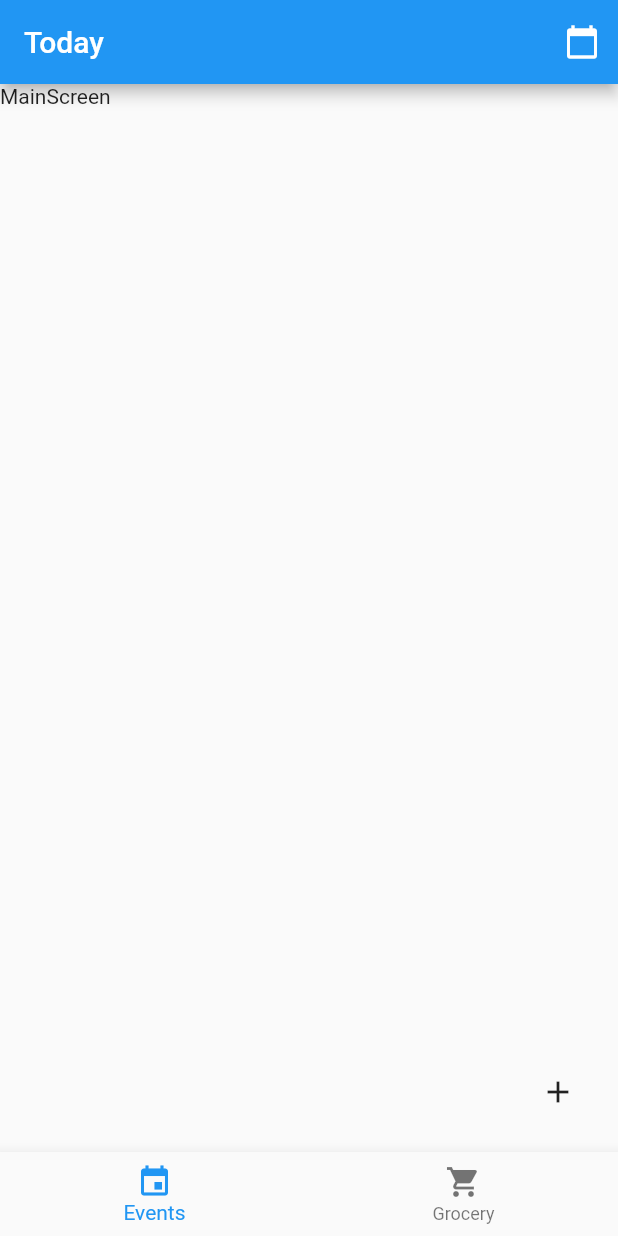
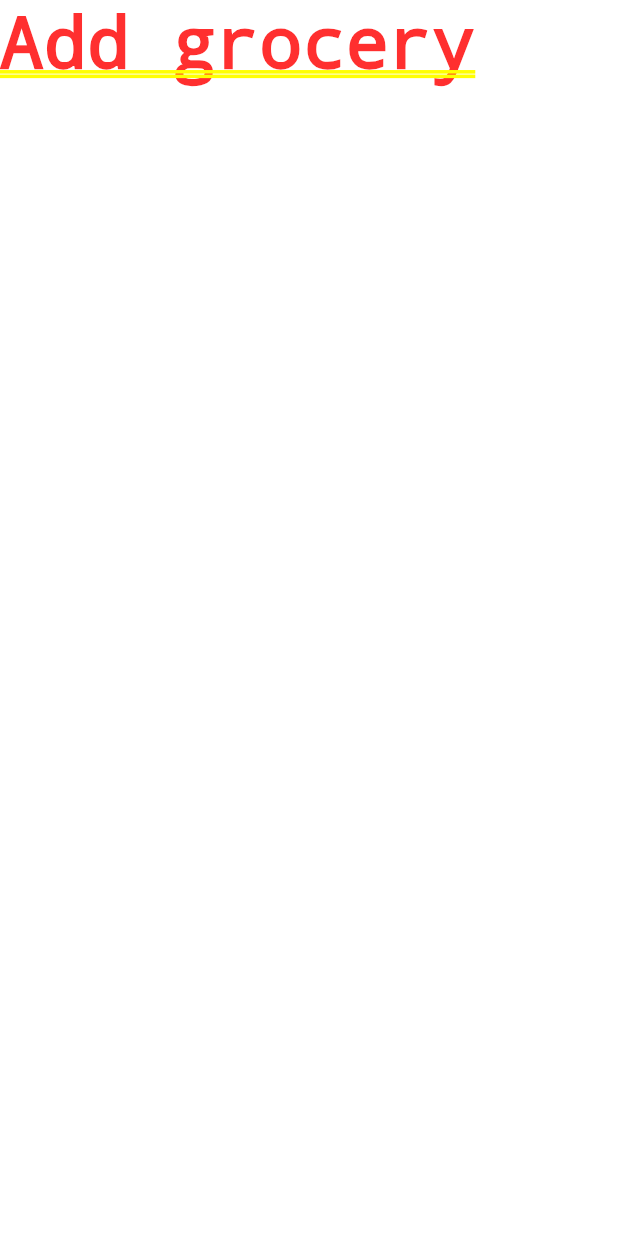
Before and after one commit to webskydavid/dailylauncher, a Flutter app: the screen it shows after launch, after a tap on the "add" icon, on a phone screen of 412 x 824 dp. Run offline on Flutter 3.47's test engine with Material 2 defaults, Android fonts, the light colour scheme and no system bars.

```diff
--- /dev/null
+++ b/lib/screens/add_grocery_screen.dart
@@ -0,0 +1,10 @@
+import 'package:flutter/material.dart';
+
+class AddGroceryScreen extends StatelessWidget {
+  const AddGroceryScreen({Key key}) : super(key: key);
+
+  @override
+  Widget build(BuildContext context) {
+    return Text('Add grocery');
+  }
+}
--- a/lib/screens/main_screen.dart
+++ b/lib/screens/main_screen.dart
@@ -1,4 +1,3 @@
-import 'package:dailylauncher/screens/screens.dart';
 import 'package:flutter/material.dart';
 
 class Keys {
@@ -11,7 +10,14 @@ class MainScreen extends StatelessWidget {
   @override
   Widget build(BuildContext context) {
     return Container(
-      child: Text('MainScreen'),
+      child: ListView(
+        children: [
+          Text('1'),
+          Text('1'),
+          Text('1'),
+          Text('1'),
+        ],
+      ),
     );
   }
 }
--- a/lib/screens/screens.dart
+++ b/lib/screens/screens.dart
@@ -1,2 +1,3 @@
 export 'main_screen.dart';
 export 'grocery_screen.dart';
+export 'add_grocery_screen.dart';
--- a/lib/widgets/root_widget.dart
+++ b/lib/widgets/root_widget.dart
@@ -2,6 +2,21 @@ import 'package:dailylauncher/models/models.dart';
 import 'package:dailylauncher/screens/screens.dart';
 
 import 'package:flutter/material.dart';
+
+List<ScreenModel> screens = [
+  ScreenModel(
+    'Today',
+    Icon(Icons.event),
+    Icon(Icons.calendar_today),
+    Container(),
+  ),
+  ScreenModel(
+    'Grocery',
+    Icon(Icons.shopping_cart),
+    Icon(Icons.menu),
+    AddGroceryScreen(),
+  ),
+];
 
 class RootWidget extends StatefulWidget {
   @override
@@ -10,10 +25,7 @@ class RootWidget extends StatefulWidget {
 
 class _RootWidgetState extends State<RootWidget> {
   int currentTabIndex = 0;
-  List<ScreenModel> allScreens = [
-    ScreenModel('Events', Icon(Icons.event), Icon(Icons.calendar_today)),
-    ScreenModel('Grocery', Icon(Icons.shopping_cart), Icon(Icons.ac_unit)),
-  ];
+  List<ScreenModel> allScreens = screens;
 
   @override
   Widget build(BuildContext context) {
@@ -27,7 +39,7 @@ class _RootWidgetState extends State<RootWidget> {
 
   AppBar _appBar() {
     return AppBar(
-      title: Text('Today'),
+      title: Text(allScreens[currentTabIndex].title),
       actions: [
         IconButton(
           onPressed: () {},
@@ -40,7 +52,13 @@ class _RootWidgetState extends State<RootWidget> {
   IconButton _floatingActionButton() {
     return IconButton(
       icon: Icon(Icons.add),
-      onPressed: () {},
+      onPressed: () {
+        Navigator.of(context).push(MaterialPageRoute(
+          builder: (context) {
+            return AddGroceryScreen();
+          },
+        ));
+      },
     );
   }
 
```
Also changed, not shown: lib/models/screen_model.dart (+7 -1 lines), 2 other files.
